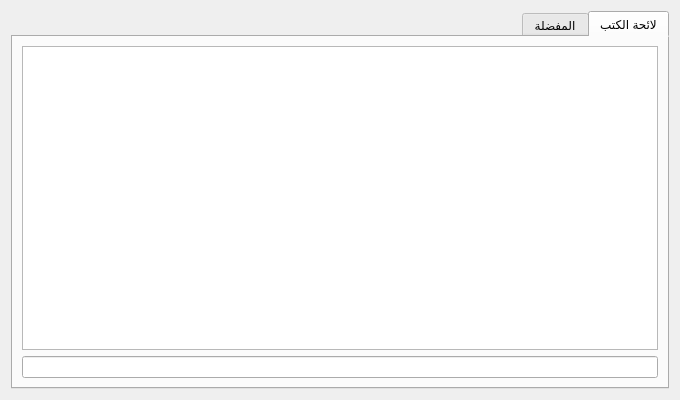
This is src/bookslistbrowser.ui in boussouira/moltaqa as Qt 5 draws it before an edit. The edited form follows.
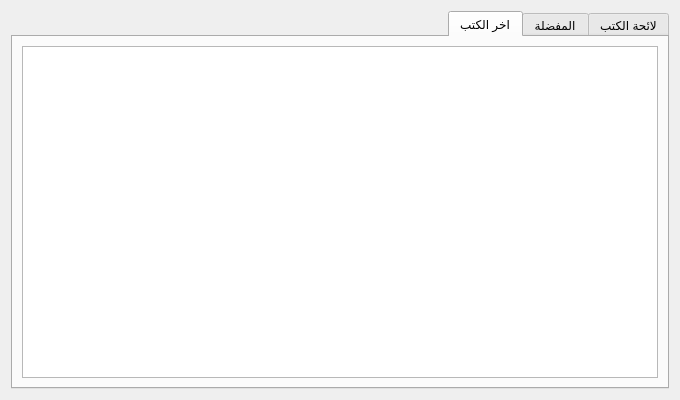
This is the edited form. The open tabs and pages were chosen to show the change. Custom widgets are drawn as their Qt base class.

Commit message: Add last opened books to books list browser

What changed in the file:
```diff
--- a/src/bookslistbrowser.ui
+++ b/src/bookslistbrowser.ui
@@ -77,6 +77,20 @@
        </item>
       </layout>
      </widget>
+     <widget class="QWidget" name="tab_3">
+      <attribute name="title">
+       <string>اخر الكتب</string>
+      </attribute>
+      <layout class="QVBoxLayout" name="verticalLayout_4">
+       <item>
+        <widget class="QTreeView" name="treeLastBook">
+         <property name="editTriggers">
+          <set>QAbstractItemView::NoEditTriggers</set>
+         </property>
+        </widget>
+       </item>
+      </layout>
+     </widget>
     </widget>
    </item>
   </layout>
```
The commit also changes 2 other files.
